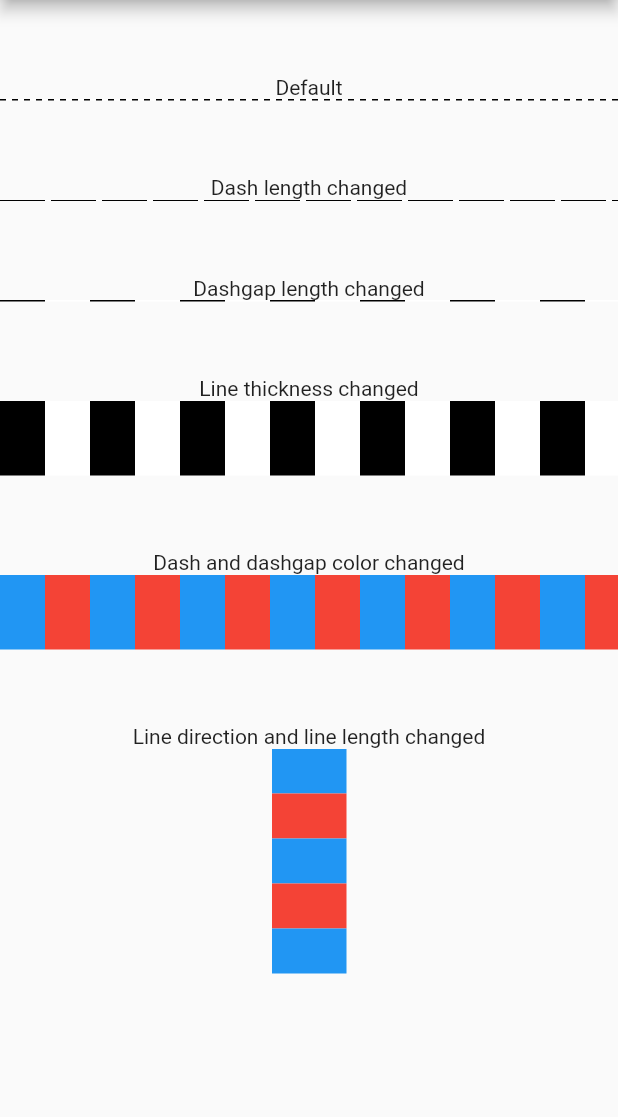
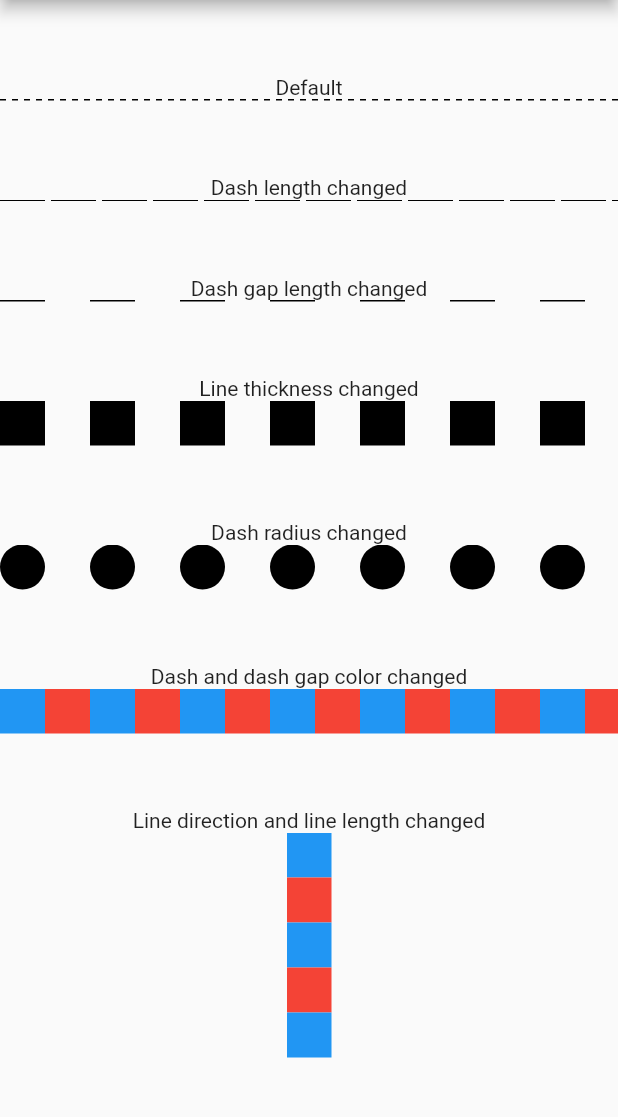
Before and after one commit to umechanhika/dotted_line, a Flutter app: the screen it shows after launch, on a phone screen of 412 x 824 dp, the part 84-1201 px from its top. Run offline on Flutter 3.47's test engine with Material 2 defaults, Android fonts, the phone set to English and light mode, and no system bars.

Commit message:
Add new parameters

```diff
--- a/example/lib/main.dart
+++ b/example/lib/main.dart
@@ -27,7 +27,8 @@ class _MyHomePageState extends State<_MyHomePage> {
     final space = SizedBox(height: 50);
     return Scaffold(
       appBar: AppBar(title: Text(_TITLE)),
-      body: Column(
+      body: SingleChildScrollView(
+        child: Column(
           children: <Widget>[
             space,
             Text("Default"),
@@ -36,21 +37,29 @@ class _MyHomePageState extends State<_MyHomePage> {
             Text("Dash length changed"),
             DottedLine(dashLength: 30),
             space,
-          Text("Dashgap length changed"),
+            Text("Dash gap length changed"),
             DottedLine(dashLength: 30, dashGapLength: 30),
             space,
             Text("Line thickness changed"),
             DottedLine(
               dashLength: 30,
               dashGapLength: 30,
-            lineThickness: 50,
+              lineThickness: 30,
             ),
             space,
-          Text("Dash and dashgap color changed"),
+            Text("Dash radius changed"),
             DottedLine(
               dashLength: 30,
               dashGapLength: 30,
-            lineThickness: 50,
+              lineThickness: 30,
+              dashRadius: 16,
+            ),
+            space,
+            Text("Dash and dash gap color changed"),
+            DottedLine(
+              dashLength: 30,
+              dashGapLength: 30,
+              lineThickness: 30,
               dashColor: Colors.blue,
               dashGapColor: Colors.red,
             ),
@@ -59,7 +68,7 @@ class _MyHomePageState extends State<_MyHomePage> {
             DottedLine(
               dashLength: 30,
               dashGapLength: 30,
-            lineThickness: 50,
+              lineThickness: 30,
               dashColor: Colors.blue,
               dashGapColor: Colors.red,
               direction: Axis.vertical,
@@ -67,6 +76,7 @@ class _MyHomePageState extends State<_MyHomePage> {
             ),
           ],
         ),
+      ),
     );
   }
 }
--- a/lib/dotted_line.dart
+++ b/lib/dotted_line.dart
@@ -10,7 +10,9 @@ class DottedLine extends StatelessWidget {
     this.dashLength = 4.0,
     this.dashColor = Colors.black,
     this.dashGapLength = 4.0,
-    this.dashGapColor = Colors.white,
+    this.dashGapColor = Colors.transparent,
+    this.dashRadius = 0.0,
+    this.dashGapRadius = 0.0,
   });
 
   final Axis direction;
@@ -19,9 +21,11 @@ class DottedLine extends StatelessWidget {
 
   final double dashLength;
   final Color dashColor;
+  final double dashRadius;
 
   final double dashGapLength;
   final Color dashGapColor;
+  final double dashGapRadius;
 
   @override
   Widget build(BuildContext context) {
@@ -43,17 +47,23 @@ class DottedLine extends StatelessWidget {
 
   Widget _buildDash() {
     return Container(
+      decoration: BoxDecoration(
+        color: dashColor,
+        borderRadius: BorderRadius.circular(dashRadius),
+      ),
       width: direction == Axis.horizontal ? dashLength : lineThickness,
       height: direction == Axis.vertical ? dashLength : lineThickness,
-      color: dashColor,
     );
   }
 
   Widget _buildDashGap() {
     return Container(
+      decoration: BoxDecoration(
+        color: dashGapColor,
+        borderRadius: BorderRadius.circular(dashGapRadius),
+      ),
       width: direction == Axis.horizontal ? dashGapLength : lineThickness,
       height: direction == Axis.vertical ? dashGapLength : lineThickness,
-      color: dashGapColor,
     );
   }
 }
--- a/pubspec.yaml
+++ b/pubspec.yaml
@@ -1,6 +1,6 @@
 name: dotted_line
 description: This package allows you to draw dotted lines with Flutter. You can draw a beautiful dotted line.
-version: 1.0.3
+version: 1.1.0
 homepage: https://github.com/umechanhika/dotted_line
 repository: https://github.com/umechanhika/dotted_line
 
```
Also changed, not shown: example/pubspec.lock, image/screenshot.png, 3 other files. Lines whose indentation alone changed are shown as unchanged.
